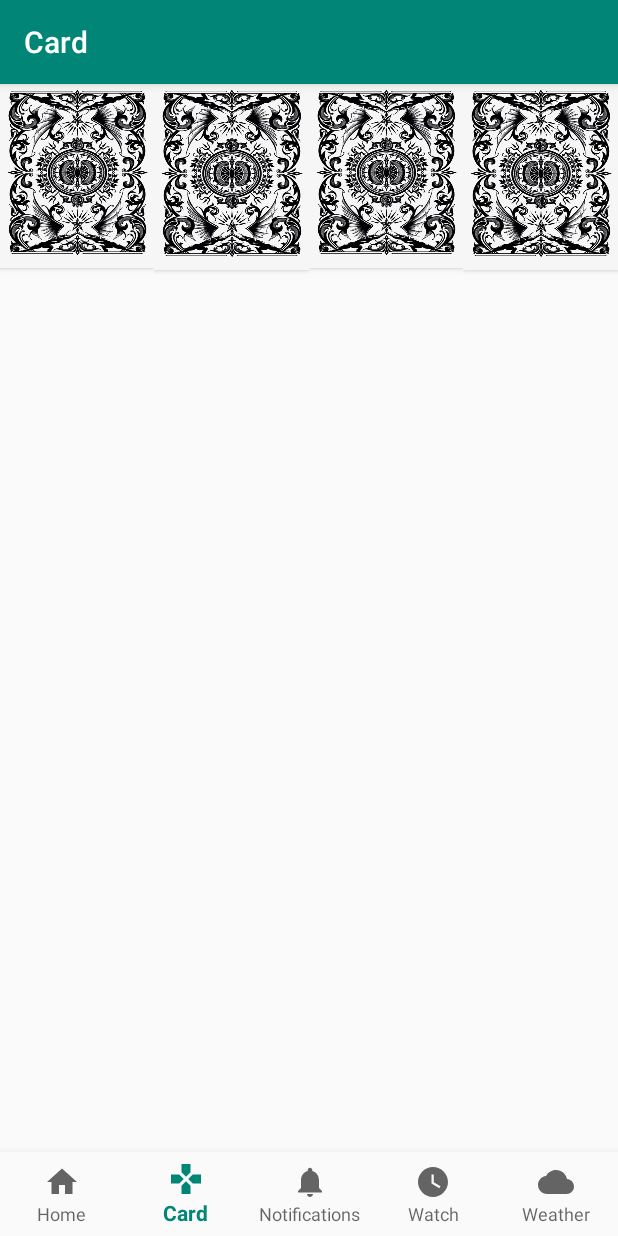
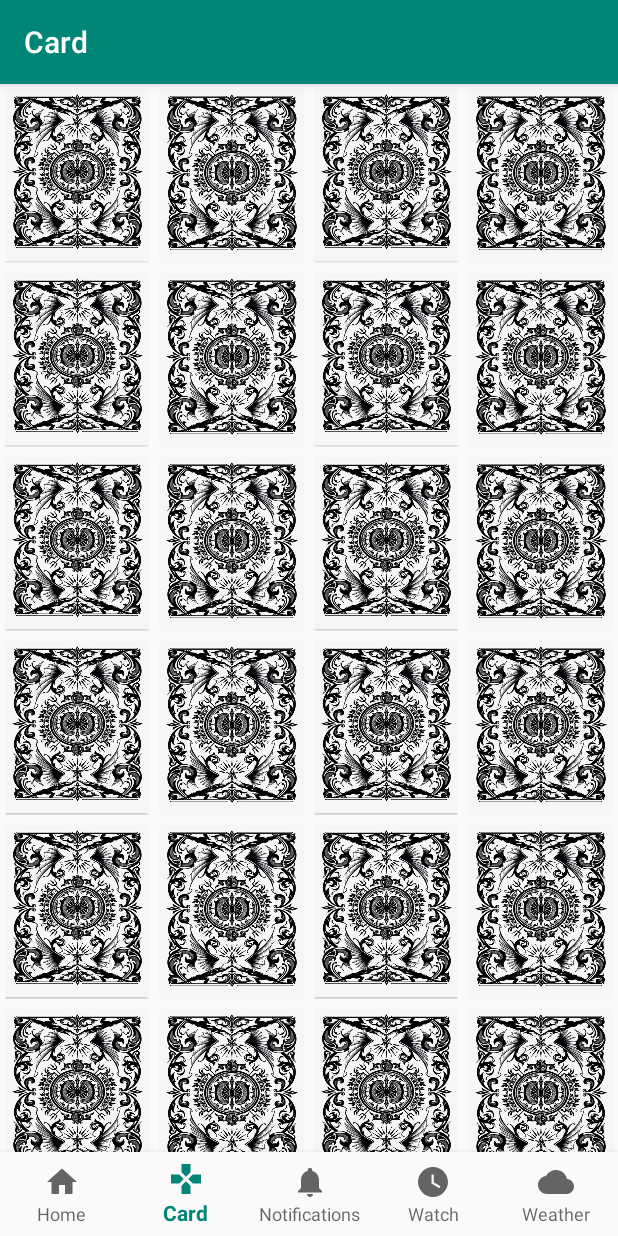
Before and after one commit to Gradendripar/FinalProject, an Android app: the CardFragment screen opened through its navigation route, on a phone screen of 412 x 824 dp. Run offline under Robolectric (Android 15) with nearby library versions, the phone set to English and light mode, and no system bars; our stand-ins replace navigation-ui.

Commit message:
第三个App整合v2.0

```diff
--- a/app/src/main/res/layout/fragment_carditem.xml
+++ b/app/src/main/res/layout/fragment_carditem.xml
@@ -1,7 +1,8 @@
 <?xml version="1.0" encoding="utf-8"?>
 <LinearLayout xmlns:android="http://schemas.android.com/apk/res/android"
-    android:layout_width="match_parent"
-    android:layout_height="match_parent">
+    android:layout_width="wrap_content"
+    android:layout_height="wrap_content"
+    android:layout_margin="3dp">
 
     <com.example.finalproject.ui.card.model.CardButton
         android:id="@+id/cardButton"
```
